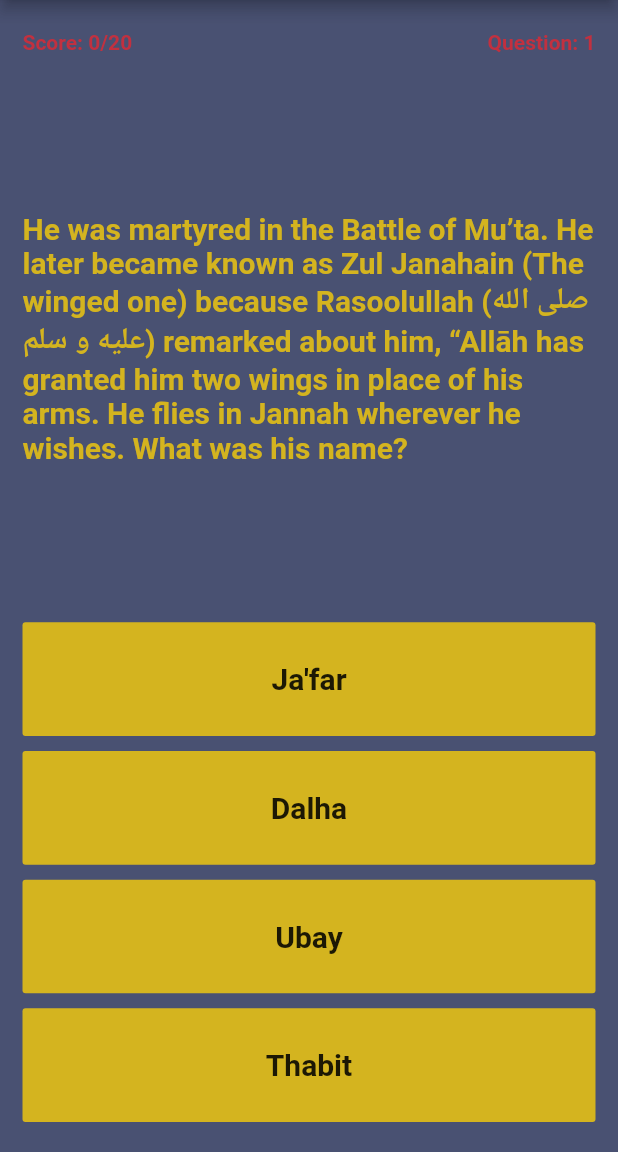
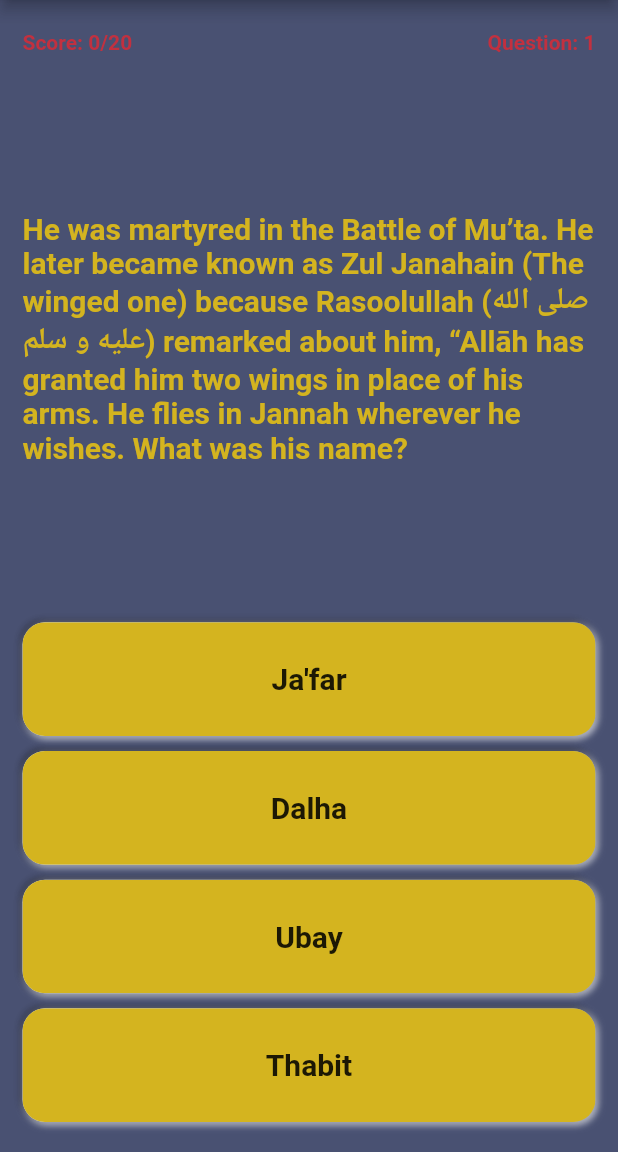
Before and after one commit to asifimtiazahmed/flutter-shahaba-quiz, a Flutter app: the screen it shows after launch, on a phone screen of 412 x 824 dp, the part 84-1236 px from its top. Run offline on Flutter 3.47's test engine with Material 2 defaults, Android fonts, the phone set to English and light mode, and no system bars; drawn by our look-alikes of flutter_neumorphic; our stand-ins replace rflutter_alert.

Commit message:
updates app name

```diff
--- a/lib/main.dart
+++ b/lib/main.dart
@@ -2,6 +2,7 @@ import 'package:flutter/material.dart';
 import 'package:flutter_sahaba_new/quizBrain.dart';
 import 'themeColors.dart';
 import 'package:rflutter_alert/rflutter_alert.dart';
+import 'package:flutter_neumorphic/flutter_neumorphic.dart';
 
 void main() {
   runApp(QuizApp());
@@ -14,6 +15,7 @@ class QuizApp extends StatelessWidget {
   @override
   Widget build(BuildContext context) {
     return MaterialApp(
+      debugShowCheckedModeBanner: false,
       title: 'How well do you know the Sahaba?',
       home: Scaffold(
         backgroundColor: themeColors.spaceCadetNavy[700],
@@ -100,8 +102,16 @@ class _SahabaQuizState extends State<SahabaQuiz> {
     return 'Question: ' + quizBrain.getTotalQuestionsAsked().toString();
   }
 
-  FlatButton createChoiceButton(int btnNo) {
-    return FlatButton(
+  Neumorphic createChoiceButton(int btnNo) {
+    return Neumorphic(
+      style: NeumorphicStyle(
+          shape: NeumorphicShape.concave,
+          boxShape: NeumorphicBoxShape.roundRect(BorderRadius.circular(15)),
+          depth: 3,
+          lightSource: LightSource.bottomRight,
+          surfaceIntensity: 0.6,
+      ),
+      child: FlatButton(
         onPressed: () {
           setState(() {
             ansChecker(btnNo);
@@ -113,6 +123,7 @@ class _SahabaQuizState extends State<SahabaQuiz> {
           style: TextStyle(
             fontWeight: FontWeight.bold,
             fontSize: 20,
+          ),
         ),
       ),
     );
--- a/pubspec.yaml
+++ b/pubspec.yaml
@@ -29,6 +29,7 @@ dependencies:
   # Use with the CupertinoIcons class for iOS style icons.
   cupertino_icons: ^0.1.3
   rflutter_alert: ^1.0.3
+  flutter_neumorphic: ^3.0.3
 
 dev_dependencies:
   flutter_test:
```
Also changed, not shown: pubspec.lock, 2 other files. Lines whose indentation alone changed are shown as unchanged.
